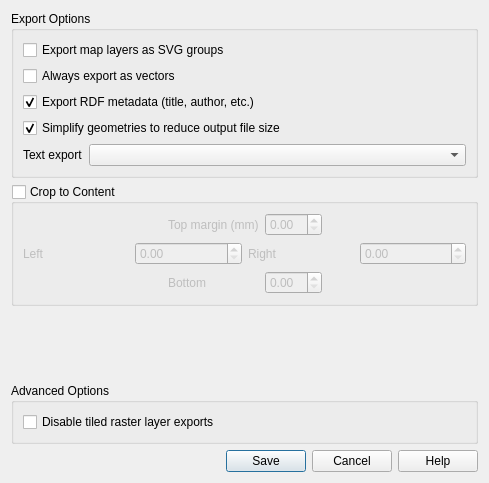
Qt form src/ui/layout/qgssvgexportoptions.ui (carsmie/QGIS) before a commit.
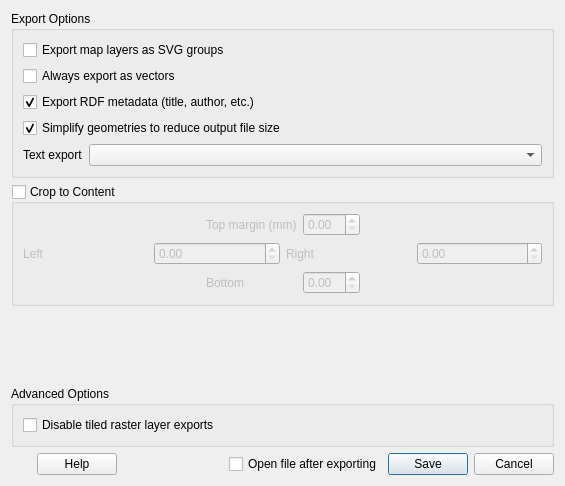
The same form after that commit. Custom widgets are drawn as their Qt base class.

```diff
--- a/src/ui/layout/qgssvgexportoptions.ui
+++ b/src/ui/layout/qgssvgexportoptions.ui
@@ -6,8 +6,8 @@
    <rect>
     <x>0</x>
     <y>0</y>
-    <width>489</width>
-    <height>483</height>
+    <width>565</width>
+    <height>486</height>
    </rect>
   </property>
   <property name="windowTitle">
@@ -214,29 +214,63 @@
     </widget>
    </item>
    <item>
-    <widget class="QDialogButtonBox" name="buttonBox">
-     <property name="orientation">
-      <enum>Qt::Horizontal</enum>
-     </property>
-     <property name="standardButtons">
-      <set>QDialogButtonBox::Cancel|QDialogButtonBox::Help|QDialogButtonBox::Save</set>
-     </property>
-    </widget>
+    <layout class="QHBoxLayout" name="horizontalLayout">
+     <item>
+      <widget class="QDialogButtonBox" name="mHelpButtonBox">
+       <property name="orientation">
+        <enum>Qt::Horizontal</enum>
+       </property>
+       <property name="standardButtons">
+        <set>QDialogButtonBox::Help</set>
+       </property>
+      </widget>
+     </item>
+     <item>
+      <spacer name="horizontalSpacer_3">
+       <property name="orientation">
+        <enum>Qt::Horizontal</enum>
+       </property>
+       <property name="sizeHint" stdset="0">
+        <size>
+         <width>40</width>
+         <height>20</height>
+        </size>
+       </property>
+      </spacer>
+     </item>
+     <item>
+      <widget class="QCheckBox" name="mOpenAfterExportingCheckBox">
+       <property name="text">
+        <string>Open file after exporting</string>
+       </property>
+      </widget>
+     </item>
+     <item>
+      <widget class="QDialogButtonBox" name="buttonBox">
+       <property name="orientation">
+        <enum>Qt::Horizontal</enum>
+       </property>
+       <property name="standardButtons">
+        <set>QDialogButtonBox::Cancel|QDialogButtonBox::Save</set>
+       </property>
+      </widget>
+     </item>
+    </layout>
    </item>
   </layout>
  </widget>
  <customwidgets>
-  <customwidget>
-   <class>QgsCollapsibleGroupBoxBasic</class>
-   <extends>QGroupBox</extends>
-   <header location="global">qgscollapsiblegroupbox.h</header>
-   <container>1</container>
-  </customwidget>
   <customwidget>
    <class>QgsDoubleSpinBox</class>
    <extends>QDoubleSpinBox</extends>
    <header>qgsdoublespinbox.h</header>
   </customwidget>
+  <customwidget>
+   <class>QgsCollapsibleGroupBoxBasic</class>
+   <extends>QGroupBox</extends>
+   <header>qgscollapsiblegroupbox.h</header>
+   <container>1</container>
+  </customwidget>
  </customwidgets>
  <tabstops>
   <tabstop>chkMapLayersAsGroup</tabstop>
```
Left out of the diff: 36 changed lines with no effect on the pictures.
